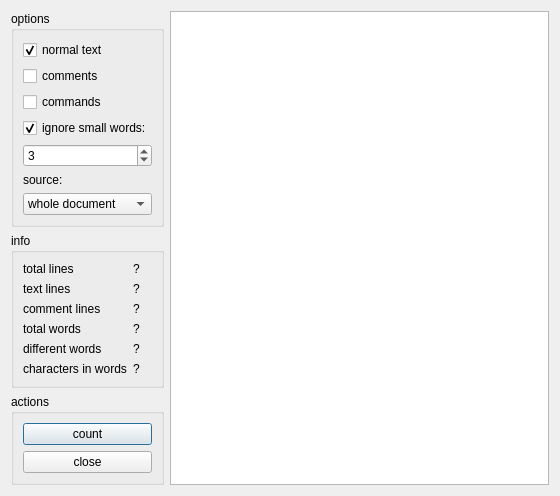
The window that textanalysis.ui (svn2github/texstudio-trunk) describes before a commit, drawn with Qt 5.
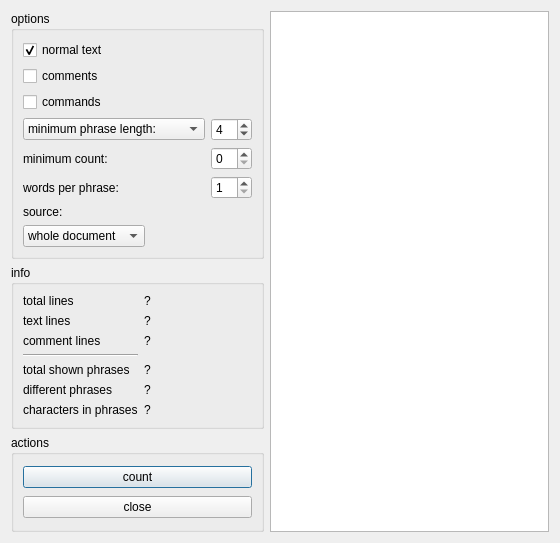
The same window after the commit.

Commit message: improved text analysis: support for phrases (instead of only words) and minimum count filter,

The edit to the form file:
```diff
--- a/textanalysis.ui
+++ b/textanalysis.ui
@@ -6,84 +6,13 @@
     <x>0</x>
     <y>0</y>
     <width>560</width>
-    <height>464</height>
+    <height>543</height>
    </rect>
   </property>
   <property name="windowTitle" >
    <string>Text Analysis</string>
   </property>
   <layout class="QGridLayout" >
-   <item row="0" column="0" >
-    <widget class="QGroupBox" name="groupBox_2" >
-     <property name="title" >
-      <string>options</string>
-     </property>
-     <layout class="QVBoxLayout" >
-      <item>
-       <widget class="QCheckBox" name="normalTextCheck" >
-        <property name="text" >
-         <string>normal text</string>
-        </property>
-        <property name="checked" >
-         <bool>true</bool>
-        </property>
-       </widget>
-      </item>
-      <item>
-       <widget class="QCheckBox" name="commentsCheck" >
-        <property name="text" >
-         <string>comments</string>
-        </property>
-       </widget>
-      </item>
-      <item>
-       <widget class="QCheckBox" name="commandsCheck" >
-        <property name="text" >
-         <string>commands</string>
-        </property>
-       </widget>
-      </item>
-      <item>
-       <widget class="QCheckBox" name="minWordLenCheck" >
-        <property name="text" >
-         <string>ignore small words:</string>
-        </property>
-        <property name="checked" >
-         <bool>true</bool>
-        </property>
-       </widget>
-      </item>
-      <item>
-       <widget class="QSpinBox" name="smallWordsSpin" >
-        <property name="value" >
-         <number>3</number>
-        </property>
-       </widget>
-      </item>
-      <item>
-       <widget class="QLabel" name="label_7" >
-        <property name="text" >
-         <string>source:</string>
-        </property>
-       </widget>
-      </item>
-      <item>
-       <widget class="QComboBox" name="comboBox" >
-        <item>
-         <property name="text" >
-          <string>whole document</string>
-         </property>
-        </item>
-        <item>
-         <property name="text" >
-          <string>selection</string>
-         </property>
-        </item>
-       </widget>
-      </item>
-     </layout>
-    </widget>
-   </item>
    <item row="2" column="0" >
     <widget class="QGroupBox" name="groupBox" >
      <property name="title" >
@@ -134,10 +63,10 @@
         </property>
        </widget>
       </item>
-      <item row="3" column="0" >
+      <item row="4" column="0" >
        <widget class="QLabel" name="label_4" >
         <property name="text" >
-         <string>total words</string>
+         <string>total shown phrases</string>
         </property>
        </widget>
       </item>
@@ -162,47 +91,235 @@
         </property>
        </widget>
       </item>
-      <item row="3" column="1" >
+      <item row="4" column="1" >
        <widget class="QLabel" name="displayedWordLabel" >
         <property name="text" >
          <string>?</string>
         </property>
        </widget>
       </item>
-      <item row="4" column="0" >
+      <item row="5" column="0" >
        <widget class="QLabel" name="label" >
         <property name="text" >
-         <string>different words</string>
+         <string>different phrases</string>
         </property>
        </widget>
       </item>
-      <item row="4" column="1" >
+      <item row="5" column="1" >
        <widget class="QLabel" name="differentWordLabel" >
         <property name="text" >
          <string>?</string>
         </property>
        </widget>
       </item>
-      <item row="5" column="0" >
+      <item row="6" column="0" >
        <widget class="QLabel" name="label_6" >
         <property name="text" >
-         <string>characters in words</string>
+         <string>characters in phrases</string>
         </property>
        </widget>
       </item>
-      <item row="5" column="1" >
+      <item row="6" column="1" >
        <widget class="QLabel" name="characterInWordsLabel" >
         <property name="text" >
          <string>?</string>
         </property>
        </widget>
       </item>
+      <item row="3" column="0" >
+       <widget class="Line" name="line" >
+        <property name="orientation" >
+         <enum>Qt::Horizontal</enum>
+        </property>
+       </widget>
+      </item>
      </layout>
     </widget>
    </item>
    <item rowspan="3" row="0" column="1" colspan="3" >
     <widget class="QTableView" name="resultView" />
    </item>
+   <item row="0" column="0" >
+    <widget class="QGroupBox" name="groupBox_2" >
+     <property name="sizePolicy" >
+      <sizepolicy vsizetype="Maximum" hsizetype="Maximum" >
+       <horstretch>0</horstretch>
+       <verstretch>0</verstretch>
+      </sizepolicy>
+     </property>
+     <property name="title" >
+      <string>options</string>
+     </property>
+     <layout class="QFormLayout" name="formLayout" >
+      <property name="fieldGrowthPolicy" >
+       <enum>QFormLayout::AllNonFixedFieldsGrow</enum>
+      </property>
+      <item row="0" column="0" >
+       <widget class="QCheckBox" name="normalTextCheck" >
+        <property name="text" >
+         <string>normal text</string>
+        </property>
+        <property name="checked" >
+         <bool>true</bool>
+        </property>
+       </widget>
+      </item>
+      <item row="1" column="0" >
+       <widget class="QCheckBox" name="commentsCheck" >
+        <property name="text" >
+         <string>comments</string>
+        </property>
+       </widget>
+      </item>
+      <item row="2" column="0" >
+       <widget class="QCheckBox" name="commandsCheck" >
+        <property name="text" >
+         <string>commands</string>
+        </property>
+       </widget>
+      </item>
+      <item row="4" column="0" >
+       <widget class="QComboBox" name="minimumLengthMeaning" >
+        <property name="sizePolicy" >
+         <sizepolicy vsizetype="Fixed" hsizetype="Preferred" >
+          <horstretch>0</horstretch>
+          <verstretch>0</verstretch>
+         </sizepolicy>
+        </property>
+        <property name="currentIndex" >
+         <number>1</number>
+        </property>
+        <item>
+         <property name="text" >
+          <string>show all phrases</string>
+         </property>
+        </item>
+        <item>
+         <property name="text" >
+          <string>minimum phrase length:</string>
+         </property>
+        </item>
+        <item>
+         <property name="text" >
+          <string>minimum word length (one):</string>
+         </property>
+        </item>
+        <item>
+         <property name="text" >
+          <string>minimum word length (all):</string>
+         </property>
+        </item>
+        <item>
+         <property name="text" >
+          <string>fully ignore shorter words:</string>
+         </property>
+        </item>
+       </widget>
+      </item>
+      <item row="4" column="1" >
+       <widget class="QSpinBox" name="minimumLengthSpin" >
+        <property name="sizePolicy" >
+         <sizepolicy vsizetype="Fixed" hsizetype="Maximum" >
+          <horstretch>0</horstretch>
+          <verstretch>0</verstretch>
+         </sizepolicy>
+        </property>
+        <property name="minimumSize" >
+         <size>
+          <width>40</width>
+          <height>0</height>
+         </size>
+        </property>
+        <property name="value" >
+         <number>4</number>
+        </property>
+       </widget>
+      </item>
+      <item row="6" column="0" >
+       <widget class="QLabel" name="label_8" >
+        <property name="text" >
+         <string>words per phrase:</string>
+        </property>
+       </widget>
+      </item>
+      <item row="6" column="1" >
+       <widget class="QSpinBox" name="sentenceLengthSpin" >
+        <property name="sizePolicy" >
+         <sizepolicy vsizetype="Fixed" hsizetype="Maximum" >
+          <horstretch>0</horstretch>
+          <verstretch>0</verstretch>
+         </sizepolicy>
+        </property>
+        <property name="minimumSize" >
+         <size>
+          <width>40</width>
+          <height>0</height>
+         </size>
+        </property>
+        <property name="minimum" >
+         <number>1</number>
+        </property>
+        <property name="value" >
+         <number>1</number>
+        </property>
+       </widget>
+      </item>
+      <item row="5" column="0" >
+       <widget class="QLabel" name="label_9" >
+        <property name="text" >
+         <string>minimum count:</string>
+        </property>
+       </widget>
+      </item>
+      <item row="5" column="1" >
+       <widget class="QSpinBox" name="minimumCountSpin" >
+        <property name="sizePolicy" >
+         <sizepolicy vsizetype="Fixed" hsizetype="Maximum" >
+          <horstretch>0</horstretch>
+          <verstretch>0</verstretch>
+         </sizepolicy>
+        </property>
+        <property name="minimumSize" >
+         <size>
+          <width>40</width>
+          <height>0</height>
+         </size>
+        </property>
+       </widget>
+      </item>
+      <item row="7" column="0" >
+       <widget class="QLabel" name="label_7" >
+        <property name="text" >
+         <string>source:</string>
+        </property>
+       </widget>
+      </item>
+      <item row="8" column="0" >
+       <widget class="QComboBox" name="comboBox" >
+        <property name="sizePolicy" >
+         <sizepolicy vsizetype="Fixed" hsizetype="Preferred" >
+          <horstretch>0</horstretch>
+          <verstretch>0</verstretch>
+         </sizepolicy>
+        </property>
+        <property name="layoutDirection" >
+         <enum>Qt::LeftToRight</enum>
+        </property>
+        <item>
+         <property name="text" >
+          <string>whole document</string>
+         </property>
+        </item>
+        <item>
+         <property name="text" >
+          <string>selection</string>
+         </property>
+        </item>
+       </widget>
+      </item>
+     </layout>
+    </widget>
+   </item>
   </layout>
  </widget>
  <resources/>
```
The commit also changes 8 other files.
